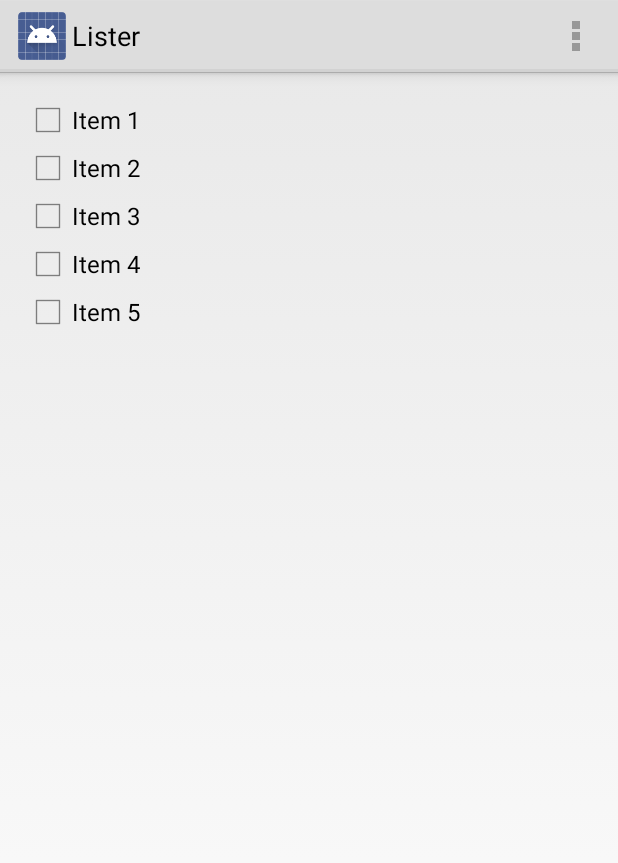
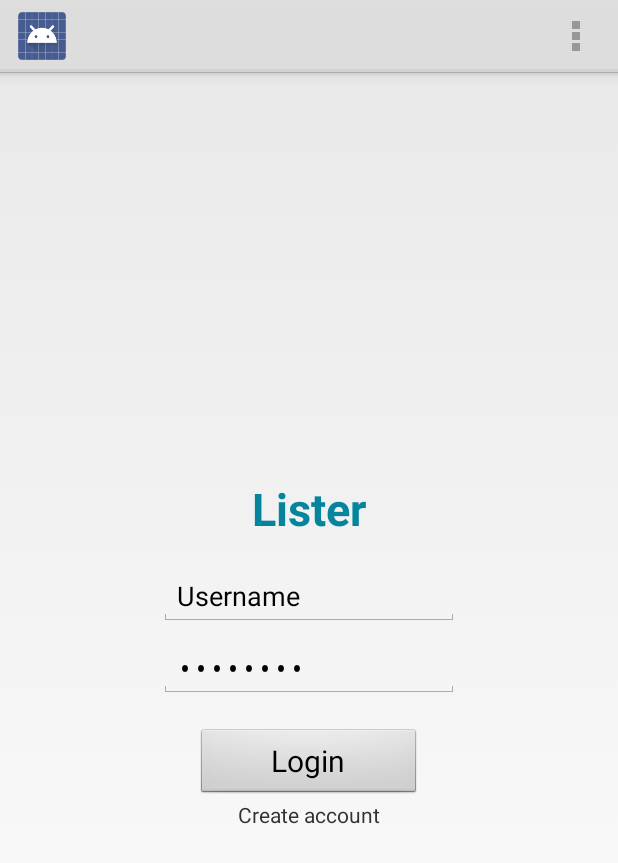
Before and after one commit to Dexterminator/Lister, an Android app: the screen it shows after launch (MainActivity), on a phone screen of 412 x 824 dp. Shown: the top 863 px of the screen. Run offline under Robolectric (Android 15) with nearby library versions, the phone set to English and light mode, and no system bars.

Commit message:
Created layout for login screen.

```diff
--- a/client/Lister/Lister/src/main/AndroidManifest.xml
+++ b/client/Lister/Lister/src/main/AndroidManifest.xml
@@ -4,12 +4,12 @@
 
     <application
         android:allowBackup="true"
-        android:icon="@drawable/ic_launcher"
-        android:label="@string/app_name"
+        android:icon=""
+        android:label=""
         android:theme="@style/AppTheme" >
         <activity
             android:name="se.dxtr.lister.MainActivity"
-            android:label="@string/app_name" >
+            android:label="" >
             <intent-filter>
                 <action android:name="android.intent.action.MAIN" />
 
--- a/client/Lister/Lister/src/main/java/se/dxtr/lister/MainActivity.java
+++ b/client/Lister/Lister/src/main/java/se/dxtr/lister/MainActivity.java
@@ -1,9 +1,11 @@
 package se.dxtr.lister;
 
 import android.app.Activity;
+import android.app.Application;
 import android.os.Bundle;
 import android.view.Menu;
 import android.view.MenuItem;
+import android.widget.TextView;
 
 public class MainActivity extends Activity {
 
--- a/client/Lister/Lister/src/main/res/layout/activity_main.xml
+++ b/client/Lister/Lister/src/main/res/layout/activity_main.xml
@@ -7,31 +7,57 @@
     android:paddingTop="@dimen/activity_vertical_margin"
     android:paddingBottom="@dimen/activity_vertical_margin"
     android:orientation="vertical"
+    android:gravity="center"
     tools:context="se.dxtr.lister.MainActivity">
 
-    <CheckBox
-        android:layout_width="wrap_content"
-        android:layout_height="wrap_content"
-        android:text="Item 1" />
+    <LinearLayout
+        android:layout_width="200dp"
+        android:layout_height="250dp"
+        android:orientation="vertical"
+        android:gravity="center">
 
-    <CheckBox
-        android:layout_width="wrap_content"
-        android:layout_height="wrap_content"
-        android:text="Item 2" />
+        <TextView
+            style="@style/WelcomeLogo"
+            android:layout_width="wrap_content"
+            android:layout_height="wrap_content"
+            android:textAppearance="?android:attr/textAppearanceLarge"
+            android:text="Lister"
+            android:layout_gravity="center_horizontal" />
 
-    <CheckBox
-        android:layout_width="wrap_content"
-        android:layout_height="wrap_content"
-        android:text="Item 3" />
+        <EditText
+            android:layout_width="match_parent"
+            android:layout_height="wrap_content"
+            android:paddingTop="25dp"
+            android:inputType="textPersonName"
+            android:text="Username"
+            android:ems="10"
+            android:id="@+id/username"
+            android:layout_gravity="center_horizontal" />
 
-    <CheckBox
-        android:layout_width="wrap_content"
-        android:layout_height="wrap_content"
-        android:text="Item 4" />
+        <EditText
+            android:layout_width="match_parent"
+            android:layout_height="wrap_content"
+            android:paddingTop="15dp"
+            android:inputType="textPassword"
+            android:text="Password"
+            android:ems="10"
+            android:id="@+id/password"
+            android:layout_gravity="center_horizontal" />
 
-    <CheckBox
-        android:layout_width="wrap_content"
-        android:layout_height="wrap_content"
-        android:text="Item 5" />
+        <Button
+            style="@style/ButtonStyle"
+            android:layout_width="wrap_content"
+            android:layout_height="wrap_content"
+            android:layout_marginTop="20dp"
+            android:text="Login"
+            android:id="@+id/login-button" />
+
+        <TextView
+            android:layout_width="wrap_content"
+            android:layout_height="wrap_content"
+            android:text="Create account"
+            android:id="@+id/create-account"
+            android:layout_gravity="center_horizontal" />
+    </LinearLayout>
 
 </LinearLayout>
--- a/client/Lister/Lister/src/main/res/values/styles.xml
+++ b/client/Lister/Lister/src/main/res/values/styles.xml
@@ -5,4 +5,22 @@
         <!-- Customize your theme here. -->
     </style>
 
+    <style name="ButtonStyle" parent="@android:style/Widget.Button">
+        <item name="android:layout_width">wrap_content</item>
+        <item name="android:layout_height">wrap_content</item>
+        <item name="android:width">150dp</item>
+        <item name="android:textSize">20sp</item>
+        <!-- <item name="android:background">#AB2F44</item> -->
+        <item name="android:textColor">#000000</item>
+    </style>
+
+    <style name="WelcomeLogo" parent="@android:style/TextAppearance.Medium">
+        <item name="android:layout_width">fill_parent</item>
+        <item name="android:layout_height">wrap_content</item>
+        <item name="android:textSize">30sp</item>
+        <item name="android:textStyle">bold</item>
+        <item name="android:textColor">#04859D</item>
+        <item name="android:typeface">sans</item>
+    </style>
+
 </resources>
```
